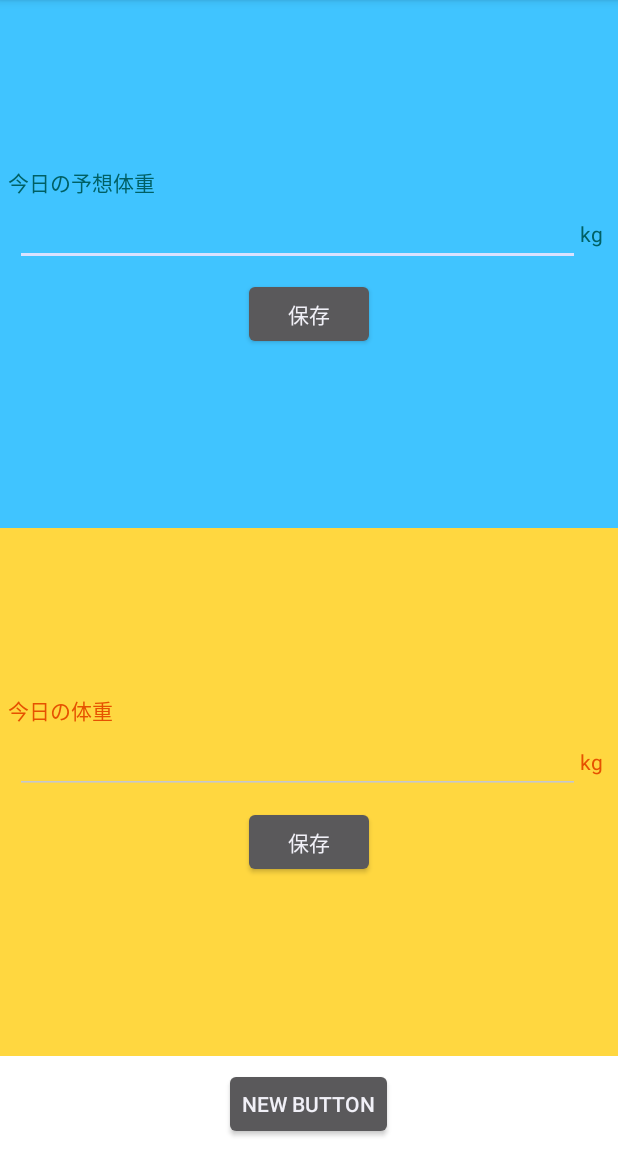
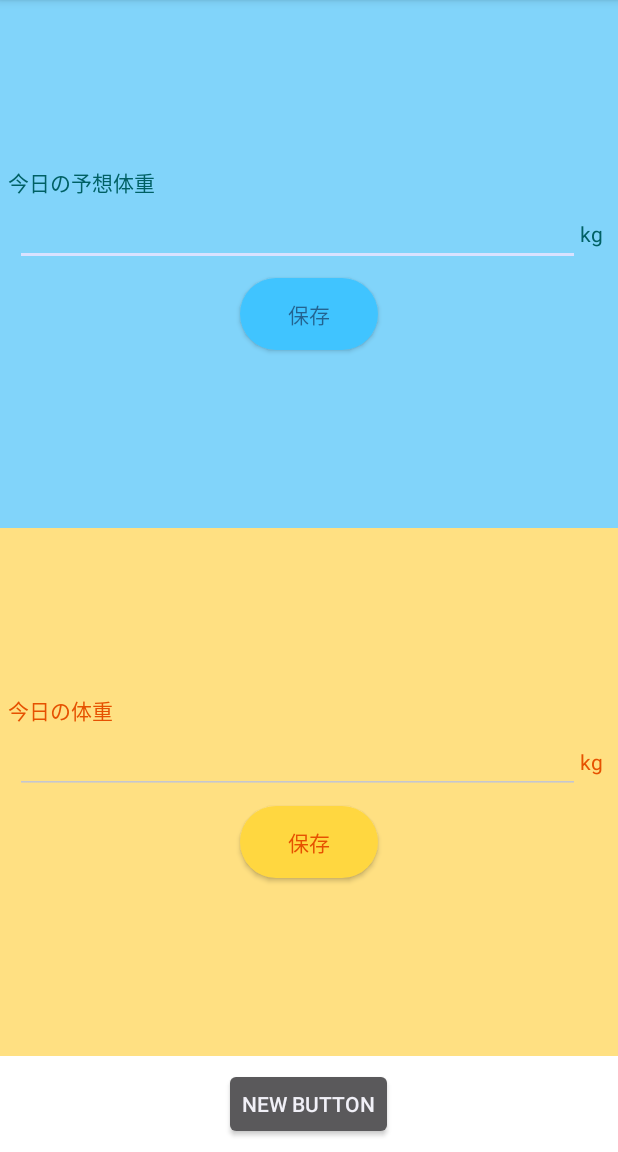
Before and after one commit to kotaoue/weingo, an Android app: the RecordInputActivity screen opened directly, with no data from a screen before it, on a phone screen of 412 x 824 dp, the part 84-1236 px from its top. Run offline under Robolectric (Android 15) with nearby library versions, the phone set to English and light mode, and no system bars.

Commit message:
[kotaoue]タブの色変更したりした。
なんか、収まり悪いので、テキストカラーとサブカラーを分けて統一したい。
BGとタブは同じ色にするとかかなぁ

```diff
--- a/main/src/main/AndroidManifest.xml
+++ b/main/src/main/AndroidManifest.xml
@@ -11,7 +11,7 @@
         android:icon="@drawable/ic_launcher"
         android:label="@string/app_name">
         <activity
-            android:name=".OuterFrameWidget"
+            android:name=".MainActivity"
             android:label="@string/app_name">
 
             <intent-filter>
--- a/main/src/main/java/me/oue/weingo/main/RecordInputActivity.java
+++ b/main/src/main/java/me/oue/weingo/main/RecordInputActivity.java
@@ -2,11 +2,19 @@ package me.oue.weingo.main;
 
 import android.app.Activity;
 import android.os.Bundle;
+import android.widget.Button;
 
 public class RecordInputActivity extends Activity {
     @Override
     public void onCreate(Bundle savedInstanceState) {
         super.onCreate(savedInstanceState);
         setContentView(R.layout.record_input);
+
+        Button buttonBefore = (Button) findViewById(R.id.buttonBefore);
+        buttonBefore.setTextColor(R.color.after_text);
+        // buttonBefore.setOnClickListener(this);
+
+        // TextView textview1=(TextView)findViewById(R.id.textview1);
+        // textview1.setTextColor(Color.RED);
     }
 }
--- /dev/null
+++ b/main/src/main/res/drawable/after_button.xml
@@ -0,0 +1,23 @@
+<?xml version="1.0" encoding="utf-8"?>
+<selector xmlns:android="http://schemas.android.com/apk/res/android">
+
+    <!-- 押されたとき -->
+    <item android:state_pressed="true">
+        <shape xmlns:android="http://schemas.android.com/apk/res/android" android:shape="rectangle">
+            <corners android:radius="24dp" />
+            <solid android:color="@color/after_text"></solid>
+            <padding android:bottom="10dp" android:left="32dp" android:right="32dp" android:top="10dp" />
+            <size android:width="30dp" android:height="30dp" />
+        </shape>
+    </item>
+
+    <!-- 押されていないとき -->
+    <item android:state_pressed="false">
+        <shape xmlns:android="http://schemas.android.com/apk/res/android" android:shape="rectangle">
+            <corners android:radius="24dp" />
+            <solid android:color="@color/after_bg"></solid>
+            <padding android:bottom="10dp" android:left="32dp" android:right="32dp" android:top="10dp" />
+            <size android:width="30dp" android:height="30dp" />
+        </shape>
+    </item>
+</selector>
--- /dev/null
+++ b/main/src/main/res/drawable/before_button.xml
@@ -0,0 +1,23 @@
+<?xml version="1.0" encoding="utf-8"?>
+<selector xmlns:android="http://schemas.android.com/apk/res/android">
+
+    <!-- 押されたとき -->
+    <item android:state_pressed="true">
+        <shape xmlns:android="http://schemas.android.com/apk/res/android" android:shape="rectangle">
+            <corners android:radius="24dp" />
+            <solid android:color="@color/before_text"></solid>
+            <padding android:bottom="10dp" android:left="32dp" android:right="32dp" android:top="10dp" />
+            <size android:width="30dp" android:height="30dp" />
+        </shape>
+    </item>
+
+    <!-- 押されていないとき -->
+    <item android:state_pressed="false">
+        <shape xmlns:android="http://schemas.android.com/apk/res/android" android:shape="rectangle">
+            <corners android:radius="24dp" />
+            <solid android:color="@color/before_bg"></solid>
+            <padding android:bottom="10dp" android:left="32dp" android:right="32dp" android:top="10dp" />
+            <size android:width="30dp" android:height="30dp" />
+        </shape>
+    </item>
+</selector>
--- a/main/src/main/res/drawable/bg_pattern.xml
+++ /dev/null
@@ -1,5 +0,0 @@
-<?xml version="1.0" encoding="utf-8"?>
-<bitmap
-    xmlns:android="http://schemas.android.com/apk/res/android"
-    android:src="@drawable/bg"
-    android:tileMode="repeat" />
--- a/main/src/main/res/layout/record_input.xml
+++ b/main/src/main/res/layout/record_input.xml
@@ -7,7 +7,7 @@
 
 
     <LinearLayout
-        android:id="@+id/tab1"
+        android:id="@+id/tab_main"
         android:layout_width="match_parent"
         android:layout_height="match_parent"
         android:background="#ffffff"
@@ -17,7 +17,7 @@
             android:layout_width="fill_parent"
             android:layout_height="wrap_content"
             android:layout_weight="1"
-            android:background="@color/before_bg"
+            android:background="@color/before_accent"
             android:gravity="center_vertical"
             android:orientation="vertical">
 
@@ -64,9 +64,9 @@
                 android:layout_gravity="center_horizontal|bottom"
                 android:layout_marginBottom="8dp"
                 android:layout_marginTop="8dp"
-                android:paddingLeft="10dp"
-                android:paddingRight="10dp"
-                android:text="@string/save_button_text" />
+                android:background="@drawable/before_button"
+                android:text="@string/save_button_text"
+                android:textColor="@color/before_text" />
 
         </LinearLayout>
 
@@ -74,7 +74,7 @@
             android:layout_width="fill_parent"
             android:layout_height="wrap_content"
             android:layout_weight="1"
-            android:background="@color/after_bg"
+            android:background="@color/after_accent"
             android:gravity="center_vertical"
             android:orientation="vertical">
 
@@ -121,9 +121,9 @@
                 android:layout_gravity="center_horizontal|bottom"
                 android:layout_marginBottom="8dp"
                 android:layout_marginTop="8dp"
-                android:paddingLeft="10dp"
-                android:paddingRight="10dp"
-                android:text="@string/save_button_text" />
+                android:background="@drawable/after_button"
+                android:text="@string/save_button_text"
+                android:textColor="@color/after_text" />
 
         </LinearLayout>
 
--- a/main/src/main/res/values/color.xml
+++ b/main/src/main/res/values/color.xml
@@ -1,7 +1,11 @@
 <?xml version="1.0" encoding="utf-8"?>
 <resources>
+    <color name="main_bg">#ffffff</color>
+    <color name="sub_bg">#cfd8dc</color>
     <color name="before_bg">#40c4ff</color>
+    <color name="before_accent">#81d4fa</color>
     <color name="before_text">#006064</color>
     <color name="after_bg">#ffd740</color>
+    <color name="after_accent">#ffe082</color>
     <color name="after_text">#e65100</color>
 </resources>
```
Also changed, not shown: main/src/main/java/me/oue/weingo/main/MainActivity.java (renamed from main/src/main/java/me/oue/weingo/main/OuterFrameWidget.java, +15 -3 lines), main/src/main/res/drawable/after_tab.xml (added, +12 -0 lines), main/src/main/res/drawable/before_tab.xml (renamed from main/src/main/res/drawable/mycolor.xml, +5 -2 lines), main/src/main/res/drawable/ic_tab_artists.xml (deleted, +0 -8 lines), main/src/main/res/layout/after_tab_view.xml (added, +17 -0 lines), main/src/main/res/layout/before_tab_view.xml (added, +17 -0 lines), main/src/main/res/layout/main.xml (+8 -3 lines), main/src/main/res/layout/tabview.xml (deleted, +0 -17 lines), main/src/main/res/drawable/bg.png (deleted), main/src/main/res/drawable/title_expect.png (deleted), main/src/main/res/drawable/title_real.png (deleted).
